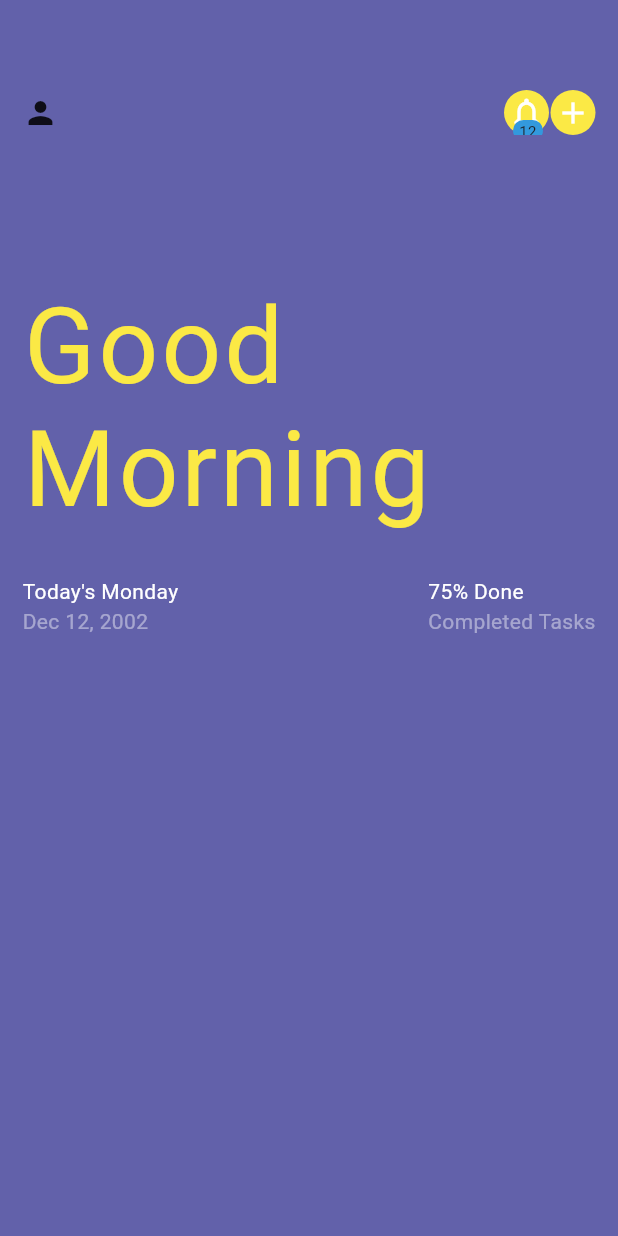
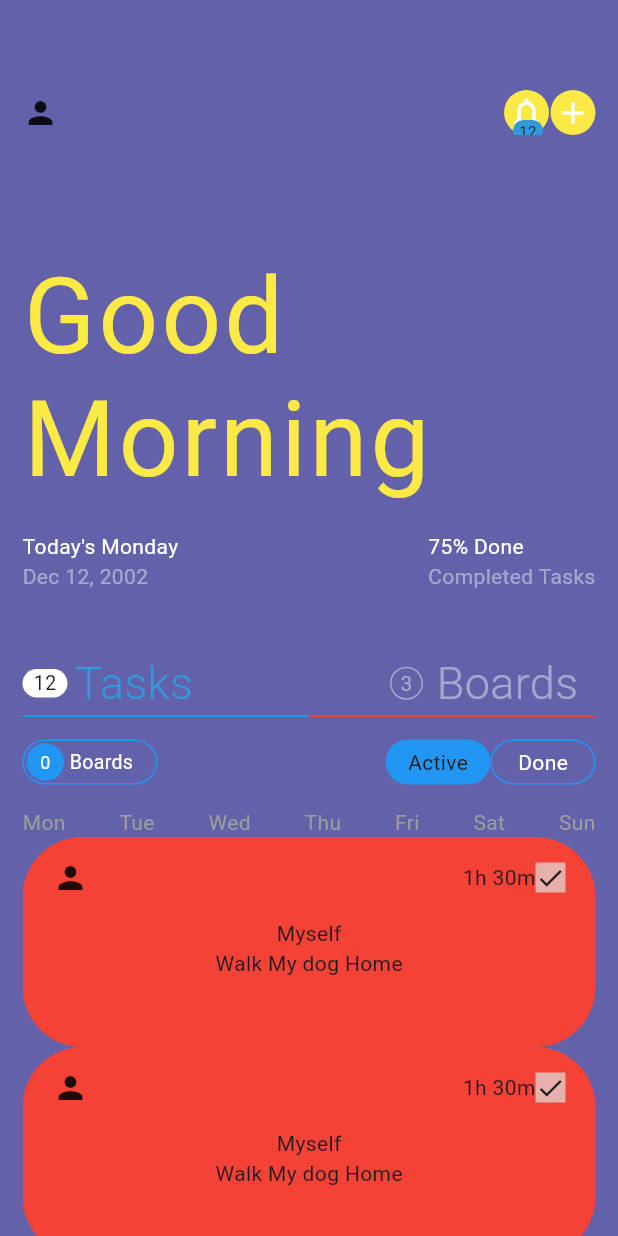
Before and after one commit to jocypher/daily_task_manager, a Flutter app: the screen it shows after launch, on a phone screen of 412 x 824 dp. Run offline on Flutter 3.47's test engine with Material 3 defaults, Android fonts, the phone set to English and light mode, and no system bars.

Commit message:
update:designed the task section and boards section

```diff
--- a/lib/main.dart
+++ b/lib/main.dart
@@ -1,5 +1,7 @@
+import 'package:daily_task_manager/module/home/presentation/screen/home_controller.dart';
 import 'package:daily_task_manager/module/home/presentation/screen/home_screen.dart';
 import 'package:flutter/material.dart';
+import 'package:provider/provider.dart';
 
 void main() {
   runApp(const MyApp());
@@ -9,11 +11,13 @@ class MyApp extends StatelessWidget {
   const MyApp({super.key});
   @override
   Widget build(BuildContext context) {
-    return const MaterialApp(
-      title: 'Flutter Demo',
-      debugShowCheckedModeBanner: false,
-
-      home: HomePage(),
+    return MultiProvider(
+      providers: [ChangeNotifierProvider(create: (context)=>HomeProvider())],
+      child: const MaterialApp(
+        title: 'Flutter Demo',
+        debugShowCheckedModeBanner: false,
+        home: HomePage(),
+      ),
     );
   }
 }
--- /dev/null
+++ b/lib/module/home/domain/model/user_model.dart
@@ -0,0 +1,17 @@
+import 'package:flutter/material.dart';
+
+class User{
+  final List<String> userImage;
+  final String taskDescription;
+  final String taskAllocation;
+  final int? activeTask;
+  final Color userColor;
+  final String? taskDate;
+
+  User({required this.userImage,
+  required this.userColor,
+  required this.taskDescription,
+  required this.taskAllocation,
+  this.taskDate,
+  this.activeTask});
+}
--- /dev/null
+++ b/lib/module/home/presentation/screen/board_section.dart
@@ -0,0 +1,22 @@
+import 'package:daily_task_manager/module/home/presentation/screen/home_controller.dart';
+import 'package:daily_task_manager/module/home/presentation/widget/board_widget.dart';
+import 'package:daily_task_manager/module/home/presentation/widget/task_widget.dart';
+import 'package:flutter/material.dart';
+import 'package:provider/provider.dart';
+
+class BoardSection extends StatelessWidget {
+  const BoardSection({super.key});
+
+  @override
+  Widget build(BuildContext context) {
+    final homeProvider = context.watch<HomeProvider>();
+    return Expanded(child:
+    ListView.builder(
+      itemCount: 3,
+      shrinkWrap: true,
+      itemBuilder: (context, index){
+      return const BoardWidget();
+    })
+    );
+  }
+}
--- /dev/null
+++ b/lib/module/home/presentation/screen/home_controller.dart
@@ -0,0 +1,25 @@
+import 'package:daily_task_manager/module/home/presentation/screen/task_section.dart';
+import 'package:flutter/material.dart';
+
+class HomeProvider extends ChangeNotifier {
+  int isSelected = -1;
+
+
+void updateSelect(int index) {
+    isSelected = index;
+    notifyListeners();
+  }
+  List<Map<String, String>> weekList = [
+    {'name': 'Monday', 'shorter': 'Mon'},
+    {'name': 'Tuesday', 'shorter': 'Tue'},
+    {'name': 'Wednesday', 'shorter': 'Wed'},
+    {'name': 'Thursday', 'shorter': 'Thu'},
+    {'name': 'Friday', 'shorter': 'Fri'},
+    {'name': 'Saturday', 'shorter': 'Sat'},
+    {'name': 'Sunday', 'shorter': 'Sun'}
+  ];
+
+  List<Widget> sections = [
+    const TaskSection()
+  ];
+}
--- a/lib/module/home/presentation/screen/home_screen.dart
+++ b/lib/module/home/presentation/screen/home_screen.dart
@@ -1,5 +1,7 @@
 import 'package:daily_task_manager/core/app_colors.dart';
+import 'package:daily_task_manager/module/home/presentation/screen/home_controller.dart';
 import 'package:flutter/material.dart';
+import 'package:provider/provider.dart';
 
 class HomePage extends StatefulWidget {
   const HomePage({super.key});
@@ -11,6 +13,7 @@ class HomePage extends StatefulWidget {
 class _HomePageState extends State<HomePage> {
   @override
   Widget build(BuildContext context) {
+    final provider = context.watch<HomeProvider>();
     return Scaffold(
       backgroundColor: AppColors.backgroundColor,
       body: Padding(
@@ -86,7 +89,7 @@ class _HomePageState extends State<HomePage> {
               ),
             ),
             const Padding(
-              padding: EdgeInsets.only(top: 100),
+              padding: EdgeInsets.only(top: 80),
               child: Text("Good\nMorning",
                   softWrap: true,
                   style: TextStyle(
@@ -97,7 +100,7 @@ class _HomePageState extends State<HomePage> {
                       letterSpacing: 2.0)),
             ),
             const SizedBox(
-              height: 30,
+              height: 20,
             ),
             const Row(
               mainAxisAlignment: MainAxisAlignment.spaceBetween,
@@ -129,6 +132,99 @@ class _HomePageState extends State<HomePage> {
                   ],
                 )
               ],
+            ),
+            const SizedBox(
+              height: 40,
+            ),
+            Row(
+              mainAxisAlignment: MainAxisAlignment.spaceBetween,
+              children: [
+                Expanded(
+                  child: Container(
+                    decoration: const BoxDecoration(
+                        border: Border(bottom: BorderSide(color: Colors.blue))),
+                    child: Row(
+                      children: [
+                        Container(
+                          width: 30,
+                          decoration: const BoxDecoration(
+                              color: Colors.white,
+                              borderRadius: BorderRadius.horizontal(
+                                  left: Radius.circular(10),
+                                  right: Radius.circular(10))),
+                          child: const Center(
+                              child: Text(
+                            "12",
+                            style: TextStyle(fontSize: 13),
+                          )),
+                        ),
+                        const SizedBox(
+                          width: 5,
+                        ),
+                        const Text(
+                          "Tasks",
+                          style: TextStyle(
+                              fontSize: 30,
+                              fontWeight: FontWeight.w300,
+                              color: AppColors.headingTextColor),
+                        )
+                      ],
+                    ),
+                  ),
+                ),
+                Expanded(
+                  child: Container(
+                    alignment: Alignment.centerRight,
+                    decoration: const BoxDecoration(
+                        border: Border(bottom: BorderSide(color: Colors.red))),
+                    child: Row(
+                      children: [
+                        const SizedBox(
+                          width: 50,
+                        ),
+                        Container(
+                          width: 30,
+                          decoration: const BoxDecoration(
+                              shape: BoxShape.circle,
+                              border: Border(
+                                  bottom: BorderSide(
+                                      color: AppColors.secondaryTextColor),
+                                  top: BorderSide(
+                                      color: AppColors.secondaryTextColor),
+                                  left: BorderSide(
+                                      color: AppColors.secondaryTextColor),
+                                  right: BorderSide(
+                                      color: AppColors.secondaryTextColor))),
+                          child: const Center(
+                              child: Text(
+                            "3",
+                            style:
+                                TextStyle(color: AppColors.secondaryTextColor),
+                          )),
+                        ),
+                        const SizedBox(
+                          width: 5,
+                        ),
+                        const Text(
+                          "Boards",
+                          style: TextStyle(
+                              fontSize: 30,
+                              fontWeight: FontWeight.w300,
+                              color: AppColors.secondaryTextColor),
+                        )
+                      ],
+                    ),
+                  ),
+                )
+              ],
+            ),
+            const SizedBox(
+              height: 15,
+            ),
+            Expanded(
+              child: Container(
+                child: provider.sections.first,
+              ),
             )
           ],
         ),
--- /dev/null
+++ b/lib/module/home/presentation/screen/task_section.dart
@@ -0,0 +1,114 @@
+import 'package:daily_task_manager/module/home/presentation/screen/home_controller.dart';
+import 'package:daily_task_manager/module/home/presentation/widget/task_widget.dart';
+import 'package:flutter/material.dart';
+import 'package:provider/provider.dart';
+
+class TaskSection extends StatelessWidget {
+  const TaskSection({super.key});
+
+  @override
+  Widget build(BuildContext context) {
+    final homeProvider = context.watch<HomeProvider>();
+    return Column(
+      children: [
+        Row(
+          mainAxisAlignment: MainAxisAlignment.spaceBetween,
+          children: [
+            Container(
+              width: 90,
+              height: 30,
+              decoration: BoxDecoration(
+                  border: Border.all(
+                    color: Colors.blue,
+                  ),
+                  borderRadius: BorderRadius.circular(20)),
+              child: Row(
+                mainAxisAlignment: MainAxisAlignment.spaceAround,
+                children: [
+                  Container(
+                    width: 25,
+                    height: 25,
+                    decoration: BoxDecoration(
+                        color: Colors.blue,
+                        borderRadius: BorderRadius.circular(100)),
+                    child: const Center(
+                      child: Text(
+                        "0",
+                        style: TextStyle(fontSize: 12, color: Colors.white),
+                      ),
+                    ),
+                  ),
+                  const Text(
+                    "Boards",
+                    style: TextStyle(fontSize: 13, color: Colors.white),
+                  ),
+                  const SizedBox(
+                    width: 10,
+                  )
+                ],
+              ),
+            ),
+            Row(
+              children: [
+                Container(
+                  width: 70,
+                  height: 30,
+                  decoration: BoxDecoration(
+                      color: Colors.blue,
+                      borderRadius: BorderRadius.circular(20)),
+                  child: const Center(child: Text('Active')),
+                ),
+                Container(
+                  width: 70,
+                  height: 30,
+                  decoration: BoxDecoration(
+                      border: Border.all(color: Colors.blue),
+                      borderRadius: BorderRadius.circular(20)),
+                  child: const Center(
+                      child: Text(
+                    'Done',
+                    style: TextStyle(color: Colors.white),
+                  )),
+                )
+              ],
+            )
+          ],
+        ),
+        const SizedBox(
+          height: 15,
+        ),
+        Row(
+          mainAxisAlignment: MainAxisAlignment.spaceBetween,
+          children: homeProvider.weekList.asMap().entries
+              .map((e) {
+                 final index = e.key;
+                  final roomType = e.value;
+                return InkWell(
+                onTap: () {
+                  homeProvider.updateSelect(index);
+                },
+                child: Text(
+                      roomType['shorter'].toString(),
+                      style: TextStyle(
+                          color: homeProvider.isSelected == index
+                              ? Colors.white
+                              : Colors.grey.shade500),
+                    ),
+              );
+              }
+              )
+              .toList(),
+        ),
+
+        Expanded(child:
+        ListView.builder(
+          itemCount: 3,
+          shrinkWrap: true,
+          itemBuilder: (context, index){
+          return const TaskWidget();
+        })
+        )
+      ],
+    );
+  }
+}
--- /dev/null
+++ b/lib/module/home/presentation/widget/board_widget.dart
@@ -0,0 +1,40 @@
+import 'package:flutter/material.dart';
+class BoardWidget extends StatelessWidget {
+  const BoardWidget({super.key});
+
+  @override
+  Widget build(BuildContext context) {
+    return Container(
+      height: 140,
+      width: double.infinity,
+      decoration: BoxDecoration(
+          color: Colors.red, borderRadius: BorderRadius.circular(40)),
+      child: Column(children: [
+        Padding(
+          padding: const EdgeInsets.symmetric(horizontal: 20, vertical: 15),
+          child: Row(
+            mainAxisAlignment: MainAxisAlignment.spaceBetween,
+            children: [
+              const Icon(Icons.person),
+              Row(
+                children: [
+                  const Text("1h 30m"),
+                  Container(
+                    decoration: BoxDecoration(
+                        color: Colors.grey.shade300.withOpacity(0.7)),
+                    child: const Icon(
+                      Icons.check,
+                      size: 20,
+                    ),
+                  )
+                ],
+              ),
+            ],
+          ),
+        ),
+        const Text("Myself"),
+        const Text("Walk My dog Home")
+      ]),
+    );
+  }
+}
--- /dev/null
+++ b/lib/module/home/presentation/widget/task_widget.dart
@@ -0,0 +1,42 @@
+import 'package:daily_task_manager/module/home/domain/model/user_model.dart';
+import 'package:flutter/material.dart';
+
+class TaskWidget extends StatelessWidget {
+  const TaskWidget({super.key});
+
+  @override
+  Widget build(BuildContext context) {
+    return Container(
+      height: 140,
+      width: double.infinity,
+      decoration: BoxDecoration(
+          color: Colors.red, borderRadius: BorderRadius.circular(40)),
+      child: Column(children: [
+        Padding(
+          padding: const EdgeInsets.symmetric(horizontal: 20, vertical: 15),
+          child: Row(
+            mainAxisAlignment: MainAxisAlignment.spaceBetween,
+            children: [
+              const Icon(Icons.person),
+              Row(
+                children: [
+                  const Text("1h 30m"),
+                  Container(
+                    decoration: BoxDecoration(
+                        color: Colors.grey.shade300.withOpacity(0.7)),
+                    child: const Icon(
+                      Icons.check,
+                      size: 20,
+                    ),
+                  )
+                ],
+              ),
+            ],
+          ),
+        ),
+        const Text("Myself"),
+        const Text("Walk My dog Home")
+      ]),
+    );
+  }
+}
--- a/pubspec.yaml
+++ b/pubspec.yaml
@@ -35,6 +35,7 @@ dependencies:
   # The following adds the Cupertino Icons font to your application.
   # Use with the CupertinoIcons class for iOS style icons.
   cupertino_icons: ^1.0.2
+  provider: ^6.1.2
 
 dev_dependencies:
   flutter_test:
```
Also changed, not shown: pubspec.lock.
